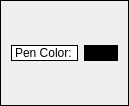
The window that src/brushdialog.ui (snowiow/snowPix) describes before a commit, drawn with Qt 5.
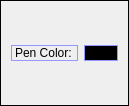
The same window after the commit.

Commit message: added eraser functionality. added colorPickerButton. Some Stile changes

The edit to the form file:
```diff
--- a/src/brushdialog.ui
+++ b/src/brushdialog.ui
@@ -24,7 +24,9 @@
      <item>
       <widget class="QLabel" name="label">
        <property name="styleSheet">
-        <string notr="true">background-color:white;</string>
+        <string notr="true">border-color:rgb(148,153,255);
+border-width:1px;
+border-style:solid;</string>
        </property>
        <property name="text">
         <string>Pen Color:</string>
@@ -34,7 +36,10 @@
      <item>
       <widget class="QPushButton" name="colorPickerButton">
        <property name="styleSheet">
-        <string notr="true">background-color:black</string>
+        <string notr="true">background-color:black;
+border-color:rgb(148,153,255);
+border-width:1px;
+border-style:solid;</string>
        </property>
        <property name="text">
         <string/>
```
The commit also changes 17 other files.
